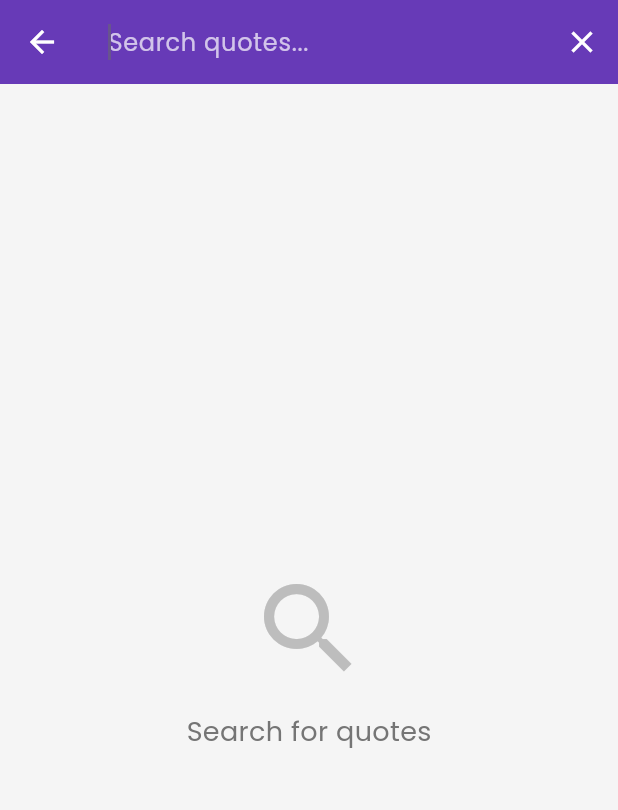
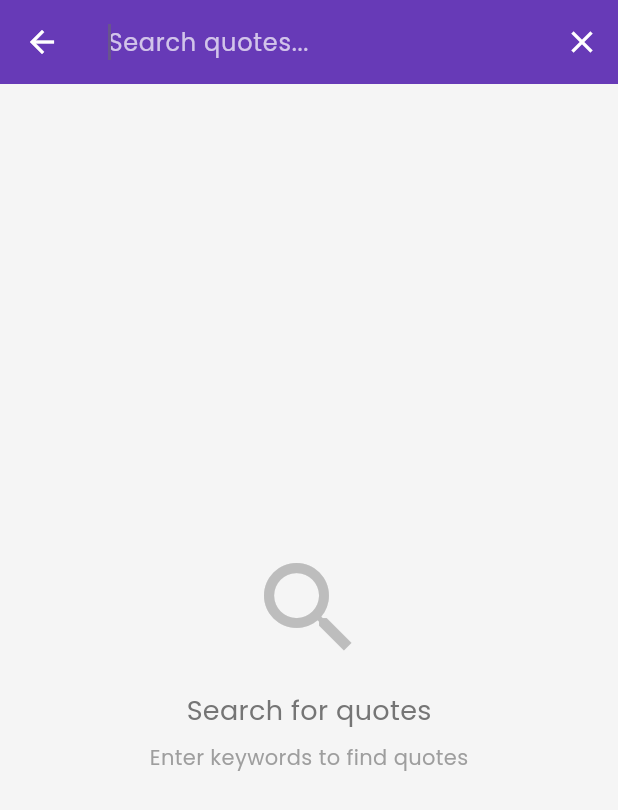
Before and after one commit to hshuong/life-quote-flutter, a Flutter app: the QuoteListScreen screen opened directly with empty values, after a tap on the "search" icon, on a phone screen of 412 x 824 dp. Shown: the top 810 px of the screen. Run offline on Flutter 3.47's test engine with Material 3 defaults, Android fonts, the phone set to English and light mode, and no system bars; our stand-ins replace google_fonts, share_plus, shimmer, sqflite; accounts and stored records are empty.

Commit message:
sua lai search nhưng chưa được

```diff
--- a/lib/screens/quote_list_screen.dart
+++ b/lib/screens/quote_list_screen.dart
@@ -20,6 +20,7 @@ class QuoteListScreen extends StatefulWidget {
 }
 
 class _QuoteListScreenState extends State<QuoteListScreen> {
+  // Search state
   bool _isSearching = false;
   final TextEditingController _searchController = TextEditingController();
   List<Quote> _searchResults = [];
@@ -39,6 +40,7 @@ class _QuoteListScreenState extends State<QuoteListScreen> {
     super.dispose();
   }
 
+  // Thực hiện tìm kiếm
   Future<void> _performSearch(String query) async {
     if (query.isEmpty) {
       setState(() {
@@ -53,10 +55,12 @@ class _QuoteListScreenState extends State<QuoteListScreen> {
     final provider = context.read<QuoteProvider>();
     final results = await provider.searchQuotes(query);
 
+    if (mounted) {
       setState(() {
         _searchResults = results;
         _isSearchLoading = false;
       });
+    }
   }
 
   @override
@@ -69,6 +73,7 @@ class _QuoteListScreenState extends State<QuoteListScreen> {
         backgroundColor: Colors.deepPurple,
         elevation: 0,
         actions: [
+          // Search button
           IconButton(
             icon: Icon(_isSearching ? Icons.close : Icons.search),
             onPressed: () {
@@ -81,6 +86,7 @@ class _QuoteListScreenState extends State<QuoteListScreen> {
               });
             },
             iconSize: Responsive.fontSize(context, 24),
+            tooltip: _isSearching ? 'Close Search' : 'Search',
           ),
         ],
       ),
@@ -95,6 +101,7 @@ class _QuoteListScreenState extends State<QuoteListScreen> {
     );
   }
 
+  // Build title với category info
   Widget _buildTitle() {
     return Row(
       mainAxisSize: MainAxisSize.min,
@@ -118,6 +125,7 @@ class _QuoteListScreenState extends State<QuoteListScreen> {
     );
   }
 
+  // Build search text field
   Widget _buildSearchField() {
     return TextField(
       controller: _searchController,
@@ -135,6 +143,7 @@ class _QuoteListScreenState extends State<QuoteListScreen> {
         border: InputBorder.none,
       ),
       onChanged: (value) {
+        // Debounce search - chờ 500ms sau khi user ngừng gõ
         Future.delayed(const Duration(milliseconds: 500), () {
           if (_searchController.text == value) {
             _performSearch(value);
@@ -144,11 +153,16 @@ class _QuoteListScreenState extends State<QuoteListScreen> {
     );
   }
 
+  // Build search results view
   Widget _buildSearchResults() {
+    // Loading state
     if (_isSearchLoading) {
-      return const Center(child: CircularProgressIndicator());
+      return const Center(
+        child: CircularProgressIndicator(color: Colors.deepPurple),
+      );
     }
 
+    // Empty query - show search prompt
     if (_searchController.text.isEmpty) {
       return Center(
         child: Column(
@@ -167,11 +181,20 @@ class _QuoteListScreenState extends State<QuoteListScreen> {
                 color: Colors.grey[600],
               ),
             ),
+            SizedBox(height: Responsive.padding(context, 8)),
+            Text(
+              'Enter keywords to find quotes',
+              style: TextStyle(
+                fontSize: Responsive.fontSize(context, 14),
+                color: Colors.grey[500],
+              ),
+            ),
           ],
         ),
       );
     }
 
+    // No results found
     if (_searchResults.isEmpty) {
       return Center(
         child: Column(
@@ -187,7 +210,8 @@ class _QuoteListScreenState extends State<QuoteListScreen> {
               'No results found',
               style: TextStyle(
                 fontSize: Responsive.fontSize(context, 18),
-                color: Colors.grey[600],
+                fontWeight: FontWeight.bold,
+                color: Colors.grey[700],
               ),
             ),
             SizedBox(height: Responsive.padding(context, 8)),
@@ -203,24 +227,62 @@ class _QuoteListScreenState extends State<QuoteListScreen> {
       );
     }
 
-    return ListView.builder(
+    // Display search results
+    return Column(
+      children: [
+        // Result count header
+        Container(
+          padding: EdgeInsets.all(Responsive.padding(context, 16)),
+          color: Colors.deepPurple.withValues(alpha: 0.1),
+          child: Row(
+            children: [
+              Icon(
+                Icons.search,
+                size: Responsive.fontSize(context, 20),
+                color: Colors.deepPurple,
+              ),
+              SizedBox(width: Responsive.padding(context, 8)),
+              Text(
+                'Found ${_searchResults.length} quote${_searchResults.length > 1 ? 's' : ''}',
+                style: TextStyle(
+                  fontSize: Responsive.fontSize(context, 14),
+                  fontWeight: FontWeight.w600,
+                  color: Colors.deepPurple,
+                ),
+              ),
+            ],
+          ),
+        ),
+        // Results list
+        Expanded(
+          child: ListView.builder(
             padding: EdgeInsets.all(Responsive.padding(context, 16)),
             itemCount: _searchResults.length,
             itemBuilder: (context, index) {
-        return _buildQuoteCard(_searchResults[index], index, _searchResults);
+              return _buildQuoteCard(
+                _searchResults[index],
+                index,
+                _searchResults,
+              );
             },
+          ),
+        ),
+      ],
     );
   }
 
+  // Build main quotes list (from category)
   Widget _buildQuotesList() {
     return Consumer<QuoteProvider>(
       builder: (context, provider, child) {
+        // Loading state
         if (provider.isLoadingQuotes) {
           return _buildShimmerLoading();
         }
 
         final quotes = provider.getQuotesForCategory(widget.category.id!);
 
+        // Empty state
         if (quotes.isEmpty) {
           return Center(
             child: Column(
@@ -240,11 +302,20 @@ class _QuoteListScreenState extends State<QuoteListScreen> {
                     color: Colors.grey[700],
                   ),
                 ),
+                SizedBox(height: Responsive.padding(context, 8)),
+                Text(
+                  'in ${widget.category.name} category',
+                  style: TextStyle(
+                    fontSize: Responsive.fontSize(context, 14),
+                    color: Colors.grey[500],
+                  ),
+                ),
               ],
             ),
           );
         }
 
+        // Success state - display quotes
         return RefreshIndicator(
           onRefresh: () async {
             provider.clearCache();
@@ -262,6 +333,7 @@ class _QuoteListScreenState extends State<QuoteListScreen> {
     );
   }
 
+  // Shimmer loading effect
   Widget _buildShimmerLoading() {
     final minHeight = Responsive.quoteCardMinHeight(context);
     final padding = Responsive.padding(context, 16);
@@ -286,6 +358,7 @@ class _QuoteListScreenState extends State<QuoteListScreen> {
     );
   }
 
+  // Build individual quote card
   Widget _buildQuoteCard(Quote quote, int index, List<Quote> quotes) {
     final colors = ImageManager.getGradientForQuote(quote.id!);
     final padding = Responsive.padding(context, 16);
@@ -307,8 +380,10 @@ class _QuoteListScreenState extends State<QuoteListScreen> {
           await Navigator.push(
             context,
             MaterialPageRoute(
-              builder: (context) =>
-                  QuoteDetailScreen(quotes: quotes, initialIndex: index),
+              builder: (context) => QuoteDetailScreen(
+                quotes: quotes,
+                initialIndex: index,
+              ),
             ),
           );
         },
@@ -337,6 +412,7 @@ class _QuoteListScreenState extends State<QuoteListScreen> {
             child: Column(
               crossAxisAlignment: CrossAxisAlignment.start,
               children: [
+                // Quote text
                 Text(
                   quote.text,
                   style: TextStyle(
@@ -349,6 +425,7 @@ class _QuoteListScreenState extends State<QuoteListScreen> {
                   overflow: TextOverflow.ellipsis,
                 ),
                 SizedBox(height: Responsive.padding(context, 8)),
+                // Author and favorite icon
                 Row(
                   mainAxisAlignment: MainAxisAlignment.spaceBetween,
                   children: [
```
Lines whose indentation alone changed are shown as unchanged.
